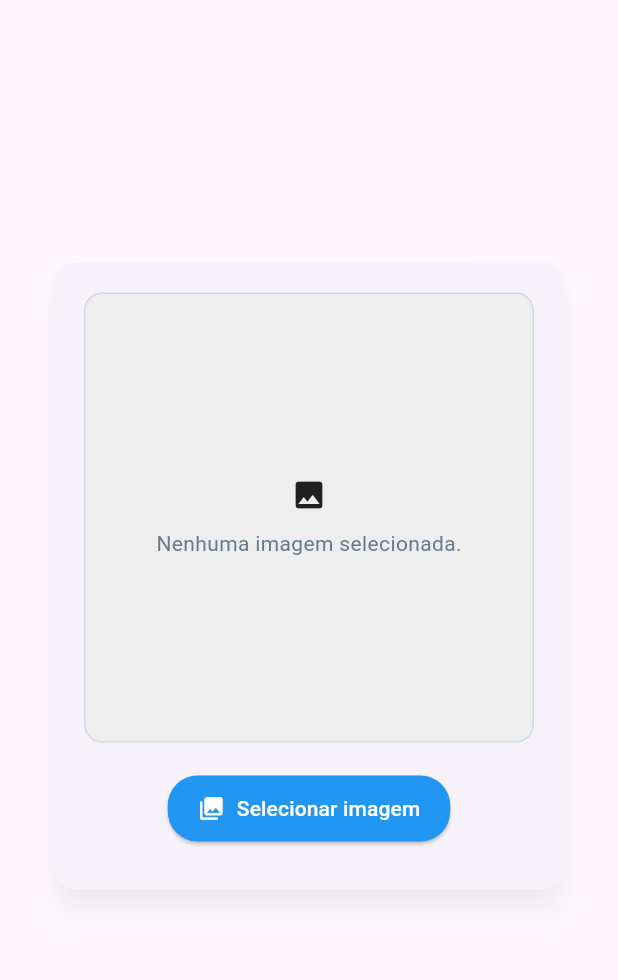
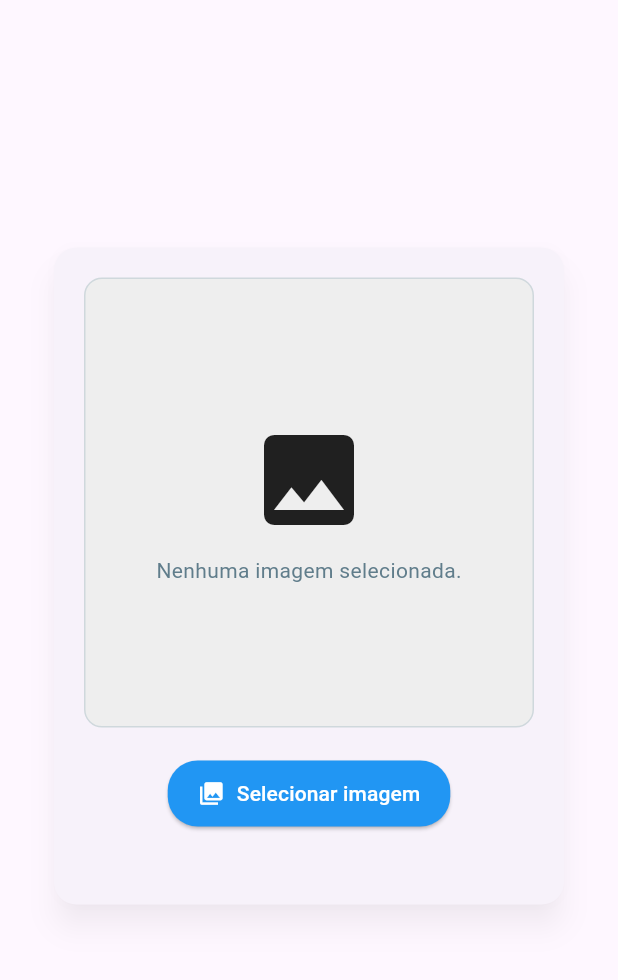
Before and after one commit to RicardoMomberg/FLUTTER-WEB, a Flutter app: the screen it shows after launch, on a phone screen of 412 x 824 dp, the part 84-1064 px from its top. Run offline on Flutter 3.47's test engine with Material 3 defaults, Android fonts, the phone set to English and light mode, and no system bars; our stand-ins replace firebase_core, firebase_storage; missing offline and left inert: image_picker_for_web, image_picker_platform_interface; accounts and stored records are empty.

Commit message:
10 - Visual improves

```diff
--- a/lib/image_galley.dart
+++ b/lib/image_galley.dart
@@ -165,7 +165,7 @@ class _ImageGalleyState extends State<ImageGallery> {
                             : Column(
                                 mainAxisAlignment: MainAxisAlignment.center,
                                 children: [
-                                  Icon(Icons.image),
+                                  Icon(Icons.image, size: 80),
                                   const SizedBox(height: 10),
                                   Text(
                                     AppLocalizations.of(
@@ -217,16 +217,54 @@ class _ImageGalleyState extends State<ImageGallery> {
                             AppLocalizations.of(context)!.upload_image,
                           ),
                         ),
-                      if (loading != null && loading == true)
-                        CircularProgressIndicator(),
-                      if (_image != null && loading == false)
-                        Text(AppLocalizations.of(context)!.image_uploaded),
+                      SizedBox(height: 20),
+                      // if (loading != null && loading == true)
+                      //   CircularProgressIndicator(),
+                      // if (_image != null && loading == false)
+                      //   Text(AppLocalizations.of(context)!.image_uploaded),
                     ],
                   ),
                 ),
               ),
             ),
           ),
+          if (loading != null && loading == true)
+            Container(
+              color: Colors.black.withOpacity(0.6),
+              child: Center(
+                child: Column(
+                  mainAxisSize: MainAxisSize.min,
+                  children: [
+                    Card(
+                      shape: RoundedRectangleBorder(
+                        borderRadius: BorderRadius.circular(20),
+                      ),
+                      elevation: 10,
+                      child: Padding(
+                        padding: const EdgeInsets.all(26),
+                        child: Column(
+                          children: [
+                            const CircularProgressIndicator(
+                              color: Colors.blueAccent,
+                              strokeAlign: 5,
+                            ),
+                            SizedBox(height: 45),
+                            Text(
+                              'Uploading image...',
+                              style: TextStyle(
+                                fontSize: 16,
+                                color: Colors.blueGrey[800],
+                                fontWeight: FontWeight.w500,
+                              ),
+                            ),
+                          ],
+                        ),
+                      ),
+                    ),
+                  ],
+                ),
+              ),
+            ),
         ],
       ),
     );
```
